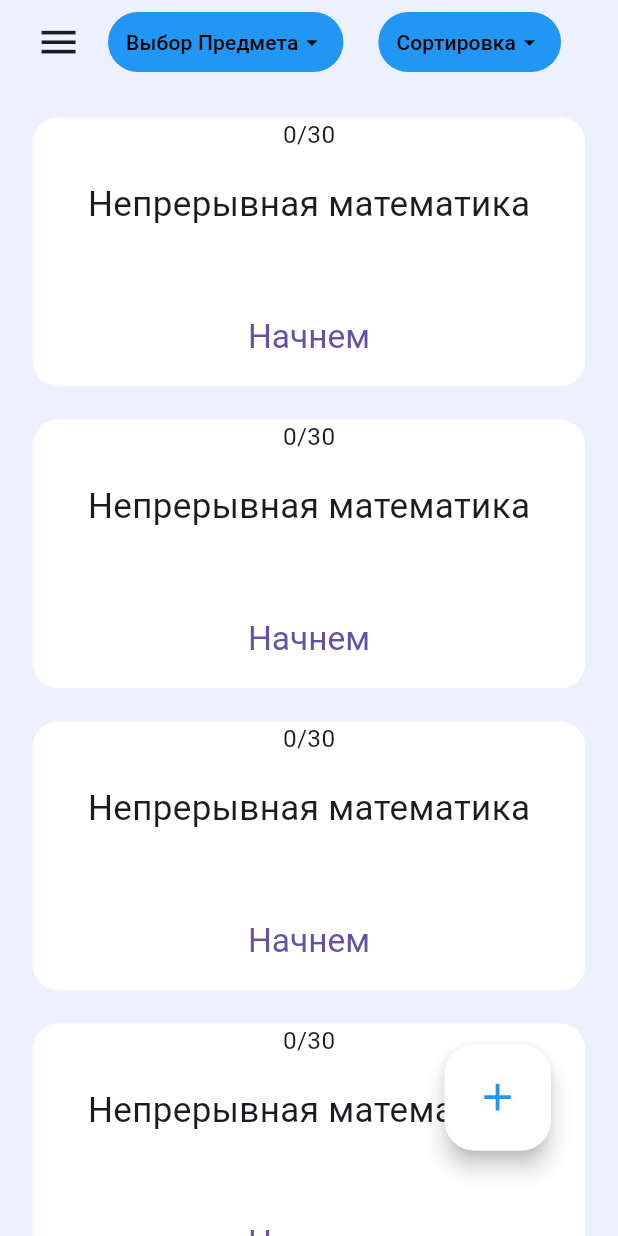
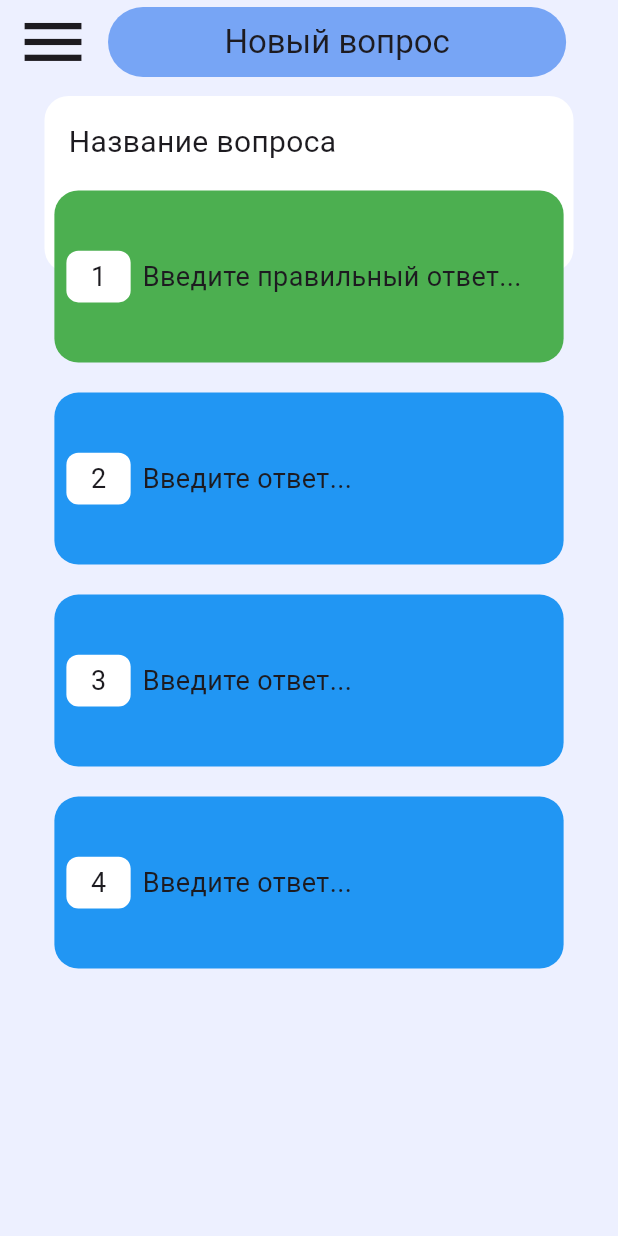
Before and after one commit to megavvve/StudyReady, a Flutter app: the screen it shows after launch, on a phone screen of 412 x 824 dp. Run offline on Flutter 3.47's test engine with Material 2 defaults, Android fonts, the phone set to English and light mode, and no system bars; our stand-ins replace flutter_screenutil.

Commit message:
add add_answer_1

```diff
--- a/lib/main.dart
+++ b/lib/main.dart
@@ -1,6 +1,6 @@
 import 'package:flutter/material.dart';
 import 'package:flutter_screenutil/flutter_screenutil.dart';
-import 'package:study_ready/presentation/pages/trainer_screen/trainer_screen.dart';
+import 'package:study_ready/presentation/pages/add_answer_screen/add_answer_1.dart';
 import 'package:study_ready/utils/app_themes.dart';
 
 void main() {
@@ -22,7 +22,7 @@ class MyApp extends StatelessWidget {
         debugShowCheckedModeBanner: false,
         title: 'StudyReady',
         theme: lightTheme,
-        home: const TrainerScreen(),
+        home: const AddAnswerScreen(),
       ),
     );
   }
--- /dev/null
+++ b/lib/presentation/pages/add_answer_screen/add_answer_1.dart
@@ -0,0 +1,227 @@
+import 'package:flutter/material.dart';
+import 'package:flutter_screenutil/flutter_screenutil.dart';
+import 'package:study_ready/utils/app_colors.dart';
+
+class AddAnswerScreen extends StatefulWidget {
+  const AddAnswerScreen({super.key});
+
+  @override
+  State<AddAnswerScreen> createState() => _AddAnswerScreenState();
+}
+
+class _AddAnswerScreenState extends State<AddAnswerScreen> {
+  @override
+  Widget build(BuildContext context) {
+    return Scaffold(
+      appBar: AppBar(
+        backgroundColor: backgroundColor,
+        centerTitle: true,
+        leading: Padding(
+          padding: const EdgeInsets.only(left: 10),
+          child: Icon(
+            Icons.menu,
+            size: 50.sp,
+          ),
+        ),
+        title: Container(
+          alignment: Alignment.center,
+          width: 278.w,
+          height: 46.h,
+          padding: const EdgeInsets.all(10),
+          decoration: BoxDecoration(
+              color: const Color.fromRGBO(119, 165, 245, 1),
+              borderRadius: BorderRadius.circular(50)),
+          child: const Text('Новый вопрос'),
+        ),
+      ),
+      body: Container(
+        color: backgroundColor,
+        child: Padding(
+          padding: const EdgeInsets.all(8.0),
+          child: ListView(
+            children: [
+              Stack(
+                clipBehavior: Clip.none,
+                alignment: Alignment.center,
+                children: [
+                  //белая карточка с названием вопроса
+                  Container(
+                    padding: const EdgeInsets.all(16),
+                    alignment: Alignment.topLeft,
+                    width: 321.w,
+                    height: 116.h,
+                    decoration: BoxDecoration(
+                        color: Colors.white,
+                        borderRadius: BorderRadius.circular(16)),
+                    child: const Text(
+                      'Название вопроса',
+                      style: TextStyle(fontSize: 20),
+                    ),
+                  ),
+                  //белая карточка с названием вопроса
+
+                  //зеленая карточка введите правильный ответ
+                  Positioned(
+                    top: 63,
+                    child: Container(
+                      padding: const EdgeInsets.all(8),
+                      alignment: Alignment.centerLeft,
+                      width: 309.w,
+                      height: 113.h,
+                      decoration: BoxDecoration(
+                          color: Colors.green,
+                          borderRadius: BorderRadius.circular(16)),
+                      child: Row(
+                        children: [
+                          Container(
+                            alignment: Alignment.center,
+                            width: 39.w,
+                            height: 34.h,
+                            decoration: BoxDecoration(
+                                color: Colors.white,
+                                borderRadius: BorderRadius.circular(8)),
+                            child:
+                                const Text('1', style: TextStyle(fontSize: 18)),
+                          ),
+                          Container(
+                            alignment: Alignment.centerLeft,
+                            width: 241.w,
+                            height: 27.h,
+                            child: const Padding(
+                              padding: EdgeInsets.only(left: 8.0),
+                              child: Text('Введите правильный ответ...',
+                                  style: TextStyle(fontSize: 18)),
+                            ),
+                          ),
+                        ],
+                      ),
+                    ),
+                  ),
+                  //зеленая карточка введите правильный ответ
+                ],
+              ),
+              const SizedBox(
+                height: 80,
+              ),
+              Column(
+                children: [
+                  //синяя карточка (2) введите ответ
+                  Container(
+                    padding: const EdgeInsets.all(8),
+                    alignment: Alignment.centerLeft,
+                    width: 309.w,
+                    height: 113.h,
+                    decoration: BoxDecoration(
+                        color: Colors.blue,
+                        borderRadius: BorderRadius.circular(16)),
+                    child: Row(
+                      children: [
+                        Container(
+                          alignment: Alignment.center,
+                          width: 39.w,
+                          height: 34.h,
+                          decoration: BoxDecoration(
+                              color: Colors.white,
+                              borderRadius: BorderRadius.circular(8)),
+                          child:
+                              const Text('2', style: TextStyle(fontSize: 18)),
+                        ),
+                        Container(
+                          alignment: Alignment.centerLeft,
+                          width: 241.w,
+                          height: 27.h,
+                          child: const Padding(
+                            padding: EdgeInsets.only(left: 8.0),
+                            child: Text('Введите ответ...',
+                                style: TextStyle(fontSize: 18)),
+                          ),
+                        ),
+                      ],
+                    ),
+                  ),
+                  //синяя карточка (2) введите ответ
+                  const SizedBox(
+                    height: 20,
+                  ),
+                  //синяя карточка (3) введите ответ
+                  Container(
+                    padding: const EdgeInsets.all(8),
+                    alignment: Alignment.centerLeft,
+                    width: 309.w,
+                    height: 113.h,
+                    decoration: BoxDecoration(
+                        color: Colors.blue,
+                        borderRadius: BorderRadius.circular(16)),
+                    child: Row(
+                      children: [
+                        Container(
+                          alignment: Alignment.center,
+                          width: 39.w,
+                          height: 34.h,
+                          decoration: BoxDecoration(
+                              color: Colors.white,
+                              borderRadius: BorderRadius.circular(8)),
+                          child:
+                              const Text('3', style: TextStyle(fontSize: 18)),
+                        ),
+                        Container(
+                          alignment: Alignment.centerLeft,
+                          width: 241.w,
+                          height: 27.h,
+                          child: const Padding(
+                            padding: EdgeInsets.only(left: 8.0),
+                            child: Text('Введите ответ...',
+                                style: TextStyle(fontSize: 18)),
+                          ),
+                        ),
+                      ],
+                    ),
+                  ),
+                  //синяя карточка (3) введите ответ
+                  const SizedBox(
+                    height: 20,
+                  ),
+                  //синяя карточка (4) введите ответ
+                  Container(
+                    padding: const EdgeInsets.all(8),
+                    alignment: Alignment.centerLeft,
+                    width: 309.w,
+                    height: 113.h,
+                    decoration: BoxDecoration(
+                        color: Colors.blue,
+                        borderRadius: BorderRadius.circular(16)),
+                    child: Row(
+                      children: [
+                        Container(
+                          alignment: Alignment.center,
+                          width: 39.w,
+                          height: 34.h,
+                          decoration: BoxDecoration(
+                              color: Colors.white,
+                              borderRadius: BorderRadius.circular(8)),
+                          child:
+                              const Text('4', style: TextStyle(fontSize: 18)),
+                        ),
+                        Container(
+                          alignment: Alignment.centerLeft,
+                          width: 241.w,
+                          height: 27.h,
+                          child: const Padding(
+                            padding: EdgeInsets.only(left: 8.0),
+                            child: Text('Введите ответ...',
+                                style: TextStyle(fontSize: 18)),
+                          ),
+                        ),
+                      ],
+                    ),
+                  ),
+                  //синяя карточка (4) введите ответ
+                ],
+              ),
+            ],
+          ),
+        ),
+      ),
+    );
+  }
+}
--- a/lib/presentation/pages/trainer_screen/trainer_screen.dart
+++ b/lib/presentation/pages/trainer_screen/trainer_screen.dart
@@ -23,9 +23,9 @@ class _TrainerScreenState extends State<TrainerScreen> {
           slivers: <Widget>[
             const AppBarWidget(),
             SliverList.builder(
-              itemCount: 10,
-              itemBuilder: (BuildContext context, int index) => const TrainerCard()
-            ),
+                itemCount: 10,
+                itemBuilder: (BuildContext context, int index) =>
+                    const TrainerCard()),
             SliverToBoxAdapter(
               child: SizedBox(
                 height: 22.h,
```
